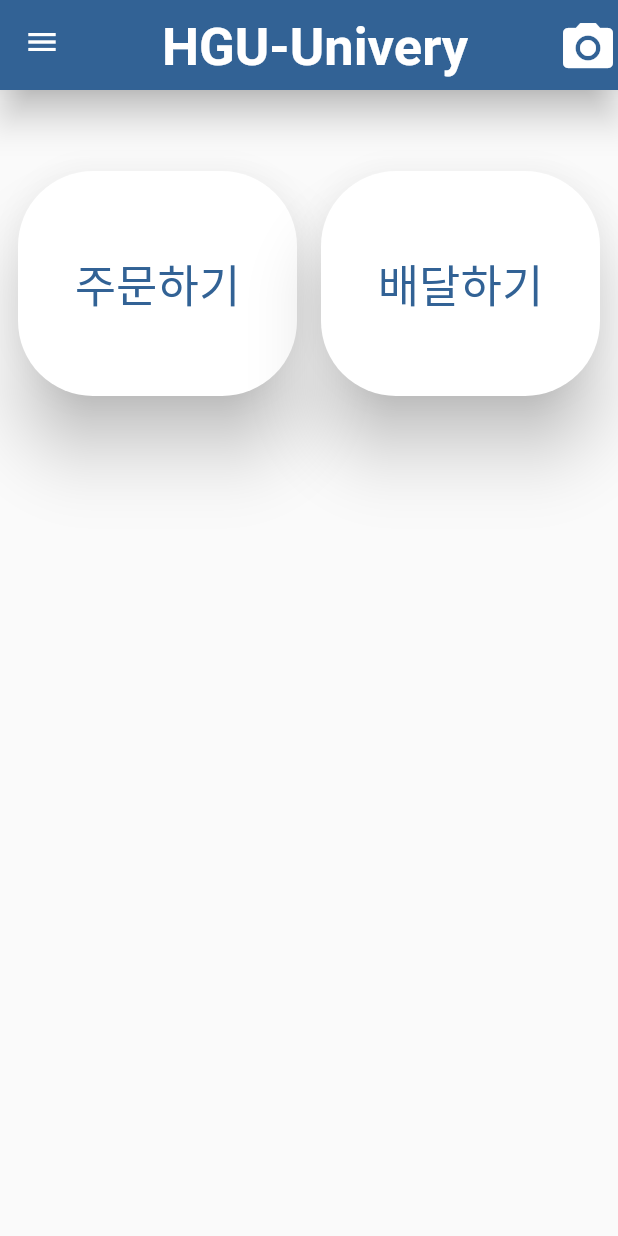
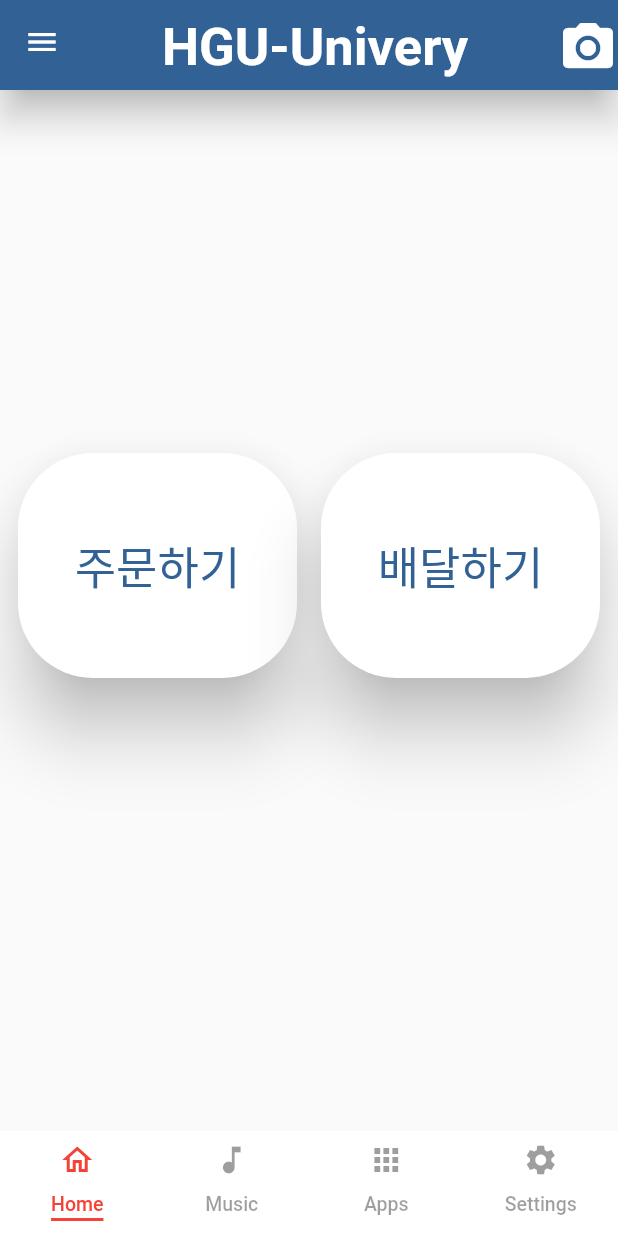
Before and after one commit to bsj2776/univery_flutter_2022, a Flutter app: the screen it shows after launch, on a phone screen of 412 x 824 dp. Run offline on Flutter 3.47's test engine with Material 2 defaults, Android fonts, the phone set to English and light mode, and no system bars; our stand-ins replace cloud_firestore, firebase_auth, firebase_core, get, google_sign_in; missing offline and left inert: iamport_flutter; accounts and stored records are empty; Roboto replaces fonts that are missing (Nanum Barumpen).

Commit message:
Edit Main
[Add]
- Add Bottum tabbar
[Change]
- Edit order page

```diff
--- a/lib/Screen/order.dart
+++ b/lib/Screen/order.dart
@@ -13,7 +13,7 @@ class order extends StatelessWidget {
     return Scaffold(
         appBar: AppBar(
           title: Text('주문하기'),
-          backgroundColor: Theme.of(context).primaryColor,
+          backgroundColor: Color(0xff326295),
         ),
         body: Builder(
           builder: (context) {
@@ -88,16 +88,8 @@ class order extends StatelessWidget {
                                 SizedBox(
                                   height: 100,
                                 ),
-                                Container(
-                                  width: 111,
-                                  height: 80,
-                                  child: RaisedButton(
-                                      child: Text(
-                                        '완료 ',
-                                        style: TextStyle(
-                                            color: Colors.white, fontSize: 20),
-                                      ),
-                                      color: Theme.of(context).primaryColor,
+                                RaisedButton(
+                                  color: Color(0xff326295),
                                   onPressed: () {
                                     if (controller == null) {
                                       showSnackBar(context);
@@ -106,8 +98,12 @@ class order extends StatelessWidget {
                                       final name = controller.text;
                                       createUser(name: name);
                                     }
-                                      }),
-                                )
+                                  },
+                                  child: Text(
+                                    '결제하기',
+                                    style: TextStyle(color: Colors.white),
+                                  ),
+                                ),
                               ]),
                             ),
                           ),
--- a/lib/main.dart
+++ b/lib/main.dart
@@ -94,7 +94,9 @@ class _MyHomePageState extends State<MyhomePage> {
     Size size = MediaQuery.of(context).size;
     double height_Button = 150;
 
-    return Scaffold(
+    return DefaultTabController(
+      length: 4,
+      child: Scaffold(
         appBar: PreferredSize(
           preferredSize: const Size.fromHeight(60.0),
           child: AppBar(
@@ -135,18 +137,17 @@ class _MyHomePageState extends State<MyhomePage> {
                     onPressed: () {},
                   ),
                 ],
-            )
+              ),
             ],
           ),
         ),
 
-      body: Center(
-        child: ListView(
+        body: TabBarView(
           children: [
-            SizedBox(
-              height: 50,
-            ),
-            Row(mainAxisAlignment: MainAxisAlignment.spaceEvenly, children: [
+            Center(
+              child: Row(
+                  mainAxisAlignment: MainAxisAlignment.spaceEvenly,
+                  children: [
                     Card(
                         elevation: 20,
                         color: Colors.white, //Color(0xff326295),
@@ -186,7 +187,65 @@ class _MyHomePageState extends State<MyhomePage> {
                       ),
                     ),
                   ]),
+            ),
+            Center(
+              child: Text("music"),
+            ),
+            Center(
+              child: Text("apps"),
+            ),
+            Center(
+              child: Text("settings"),
+            ),
           ],
+        ),
+        extendBodyBehindAppBar: true, // add this line
+
+        bottomNavigationBar: Container(
+          color: Colors.white, //색상
+          child: Container(
+            height: 70,
+            padding: EdgeInsets.only(bottom: 10, top: 5),
+            child: const TabBar(
+              //tab 하단 indicator size -> .label = label의 길이
+              //tab 하단 indicator size -> .tab = tab의 길이
+              indicatorSize: TabBarIndicatorSize.label,
+              //tab 하단 indicator color
+              indicatorColor: Colors.red,
+              //tab 하단 indicator weight
+              indicatorWeight: 2,
+              //label color
+              labelColor: Colors.red,
+              //unselected label color
+              unselectedLabelColor: Colors.black38,
+              labelStyle: TextStyle(
+                fontSize: 13,
+              ),
+              tabs: [
+                Tab(
+                  icon: Icon(
+                    Icons.home_outlined,
+                  ),
+                  text: 'Home',
+                ),
+                Tab(
+                  icon: Icon(Icons.music_note),
+                  text: 'Music',
+                ),
+                Tab(
+                  icon: Icon(
+                    Icons.apps,
+                  ),
+                  text: 'Apps',
+                ),
+                Tab(
+                  icon: Icon(
+                    Icons.settings,
+                  ),
+                  text: 'Settings',
+                )
+              ],
+            ),
           ),
         ),
 
@@ -211,8 +270,8 @@ class _MyHomePageState extends State<MyhomePage> {
               ListTile(
                 title: const Text('주문 내역 확인'),
                 onTap: () {
-                Navigator.push(
-                    context, MaterialPageRoute(builder: (_) => ShoppingPage()));
+                  Navigator.push(context,
+                      MaterialPageRoute(builder: (_) => ShoppingPage()));
                 },
               ),
               ListTile(
@@ -234,6 +293,7 @@ class _MyHomePageState extends State<MyhomePage> {
           ),
         ),
         // This trailing comma makes auto-formatting nicer for build methods.
+      ),
     );
   }
 
@@ -281,7 +341,7 @@ class _MyHomePageState extends State<MyhomePage> {
         ],
       ),
       decoration: const BoxDecoration(
-        color: Colors.black,
+        color: Color(0xff326295),
       ),
     );
   }
@@ -310,7 +370,7 @@ class _MyHomePageState extends State<MyhomePage> {
         ],
       ),
       decoration: const BoxDecoration(
-        color: Colors.black,
+        color: Color(0xff326295),
       ),
     );
   }
--- a/pubspec.yaml
+++ b/pubspec.yaml
@@ -39,6 +39,8 @@ dependencies:
   google_sign_in: ^5.3.3
   get:
   iamport_flutter: ^0.10.1+4
+  flutter_localized_locales: ^2.0.3
+  intl: ^0.17.0
   # flutter_html: ^2.2.1
   # webview_flutter: ^2.8.0
 
```
Also changed, not shown: pubspec.lock. Lines whose indentation alone changed are shown as unchanged.
